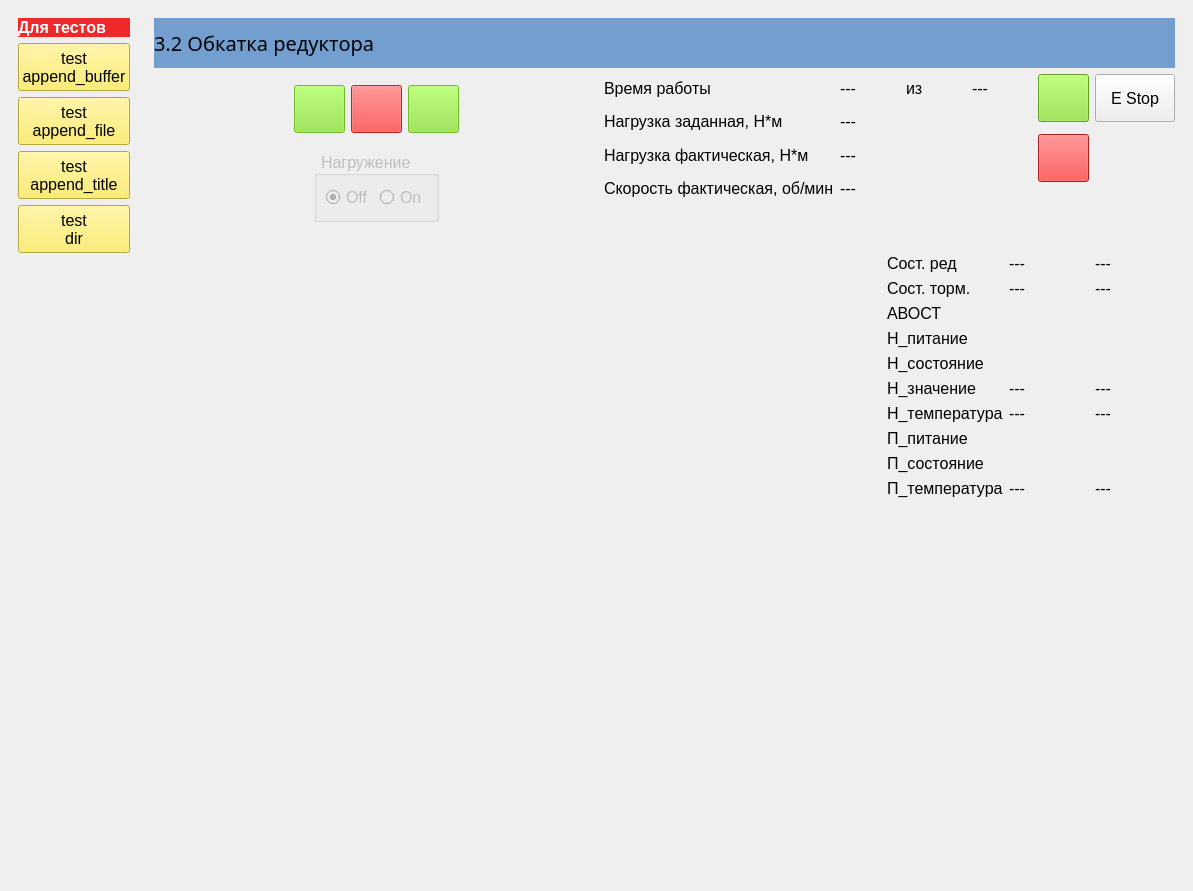
Ornstein89/BallScrewControl_QtVCP, file BallScrewVCP2.ui: the form before one commit.
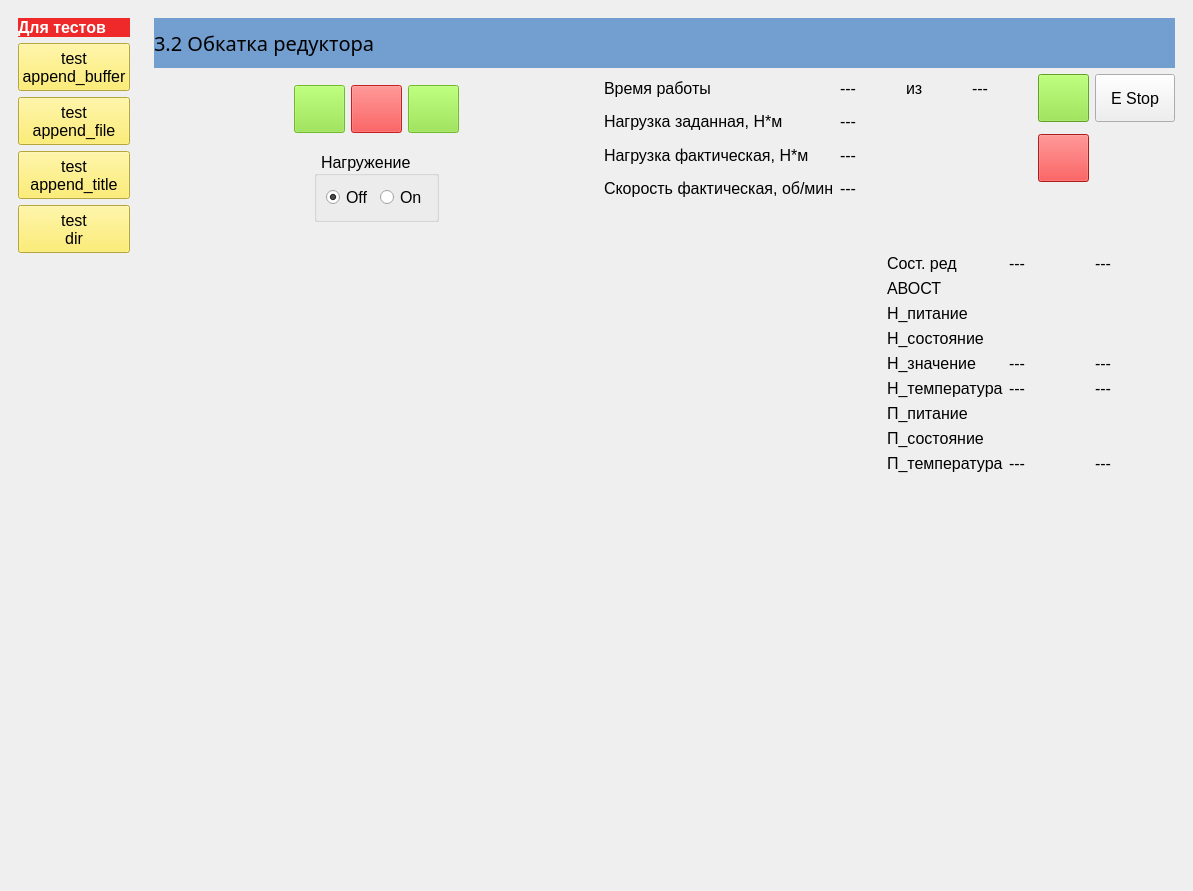
The form after the commit. Icons and pictures are not drawn. Custom widgets are drawn as their Qt base class.

The edit to the form file:
```diff
--- a/BallScrewVCP2.ui
+++ b/BallScrewVCP2.ui
@@ -162,110 +162,15 @@
           <property name="text">
            <string>3.2 Обкатка редуктора</string>
           </property>
+          <property name="margin">
+           <number>5</number>
+          </property>
          </widget>
         </item>
         <item row="5" column="3" rowspan="5">
          <layout class="QGridLayout" name="gridLayout_34">
           <item row="1" column="0" colspan="2">
            <layout class="QGridLayout" name="gridLayout_29">
-            <item row="3" column="1">
-             <widget class="QLabel" name="label_124">
-              <property name="text">
-               <string>АВОСТ</string>
-              </property>
-             </widget>
-            </item>
-            <item row="8" column="1">
-             <widget class="QLabel" name="label_123">
-              <property name="text">
-               <string>П_питание</string>
-              </property>
-             </widget>
-            </item>
-            <item row="4" column="1">
-             <widget class="QLabel" name="label_114">
-              <property name="text">
-               <string>Н_питание</string>
-              </property>
-             </widget>
-            </item>
-            <item row="2" column="0">
-             <widget class="LED" name="ledBraketorque_Error32"/>
-            </item>
-            <item row="2" column="2">
-             <widget class="QLabel" name="lblBraketorque_Error_Value32">
-              <property name="sizePolicy">
-               <sizepolicy hsizetype="Fixed" vsizetype="Preferred">
-                <horstretch>0</horstretch>
-                <verstretch>0</verstretch>
-               </sizepolicy>
-              </property>
-              <property name="minimumSize">
-               <size>
-                <width>80</width>
-                <height>0</height>
-               </size>
-              </property>
-              <property name="baseSize">
-               <size>
-                <width>80</width>
-                <height>0</height>
-               </size>
-              </property>
-              <property name="text">
-               <string>---</string>
-              </property>
-             </widget>
-            </item>
-            <item row="9" column="1">
-             <widget class="QLabel" name="label_122">
-              <property name="text">
-               <string>П_состояние</string>
-              </property>
-             </widget>
-            </item>
-            <item row="5" column="0">
-             <widget class="LED" name="ledLoad_Alarm32"/>
-            </item>
-            <item row="7" column="1">
-             <widget class="QLabel" name="label_118">
-              <property name="text">
-               <string>Н_температура</string>
-              </property>
-             </widget>
-            </item>
-            <item row="6" column="1">
-             <widget class="QLabel" name="label_100">
-              <property name="text">
-               <string>Н_значение</string>
-              </property>
-             </widget>
-            </item>
-            <item row="10" column="3">
-             <widget class="QLabel" name="lblPos_Temperature_Max32">
-              <property name="sizePolicy">
-               <sizepolicy hsizetype="Fixed" vsizetype="Preferred">
-                <horstretch>0</horstretch>
-                <verstretch>0</verstretch>
-               </sizepolicy>
-              </property>
-              <property name="minimumSize">
-               <size>
-                <width>80</width>
-                <height>0</height>
-               </size>
-              </property>
-              <property name="baseSize">
-               <size>
-                <width>80</width>
-                <height>0</height>
-               </size>
-              </property>
-              <property name="text">
-               <string>---</string>
-              </property>
-             </widget>
-            </item>
             <item row="1" column="0">
              <widget class="LED" name="ledGeartorque_Error32">
               <property name="color">
@@ -290,98 +195,115 @@
               </property>
              </widget>
             </item>
-            <item row="3" column="0">
-             <widget class="LED" name="ledEstop_Ext32">
-              <property name="currentstate" stdset="0">
-               <bool>true</bool>
-              </property>
-             </widget>
-            </item>
-            <item row="1" column="1">
-             <widget class="QLabel" name="label_115">
-              <property name="text">
-               <string>Сост. ред</string>
-              </property>
-             </widget>
-            </item>
-            <item row="6" column="3">
-             <widget class="QLabel" name="lblLoad_Error_Value_Max32">
-              <property name="sizePolicy">
-               <sizepolicy hsizetype="Fixed" vsizetype="Preferred">
-                <horstretch>0</horstretch>
-                <verstretch>0</verstretch>
-               </sizepolicy>
-              </property>
-              <property name="minimumSize">
-               <size>
-                <width>80</width>
-                <height>0</height>
-               </size>
-              </property>
-              <property name="baseSize">
-               <size>
-                <width>80</width>
-                <height>0</height>
-               </size>
-              </property>
-              <property name="text">
-               <string>---</string>
-              </property>
-             </widget>
-            </item>
-            <item row="6" column="2">
-             <widget class="QLabel" name="lblLoad_Error_Value32">
-              <property name="sizePolicy">
-               <sizepolicy hsizetype="Fixed" vsizetype="Preferred">
-                <horstretch>0</horstretch>
-                <verstretch>0</verstretch>
-               </sizepolicy>
-              </property>
-              <property name="minimumSize">
-               <size>
-                <width>80</width>
-                <height>0</height>
-               </size>
-              </property>
-              <property name="baseSize">
-               <size>
-                <width>80</width>
-                <height>0</height>
-               </size>
-              </property>
-              <property name="text">
-               <string>---</string>
-              </property>
-             </widget>
-            </item>
             <item row="8" column="0">
-             <widget class="LED" name="ledPos_Is_On_2_32"/>
+             <widget class="LED" name="ledPos_Alarm32"/>
             </item>
-            <item row="10" column="1">
+            <item row="5" column="0">
+             <widget class="LED" name="ledLoad_Error32"/>
+            </item>
+            <item row="9" column="1">
              <widget class="QLabel" name="label_119">
               <property name="text">
                <string>П_температура</string>
               </property>
              </widget>
             </item>
-            <item row="10" column="0">
+            <item row="9" column="0">
              <widget class="LED" name="ledPos_Overheat32"/>
             </item>
-            <item row="4" column="0">
-             <widget class="LED" name="ledLoad_Is_On2_32"/>
+            <item row="1" column="1">
+             <widget class="QLabel" name="label_115">
+              <property name="text">
+               <string>Сост. ред</string>
+              </property>
+             </widget>
             </item>
-            <item row="6" column="0">
-             <widget class="LED" name="ledLoad_Error32"/>
+            <item row="2" column="0">
+             <widget class="LED" name="ledEstop_Ext32">
+              <property name="currentstate" stdset="0">
+               <bool>true</bool>
+              </property>
+             </widget>
+            </item>
+            <item row="9" column="3">
+             <widget class="QLabel" name="lblPos_Temperature_Max32">
+              <property name="sizePolicy">
+               <sizepolicy hsizetype="Fixed" vsizetype="Preferred">
+                <horstretch>0</horstretch>
+                <verstretch>0</verstretch>
+               </sizepolicy>
+              </property>
+              <property name="minimumSize">
+               <size>
+                <width>80</width>
+                <height>0</height>
+               </size>
+              </property>
+              <property name="baseSize">
+               <size>
+                <width>80</width>
+                <height>0</height>
+               </size>
+              </property>
+              <property name="text">
+               <string>---</string>
+              </property>
+             </widget>
+            </item>
+            <item row="7" column="0">
+             <widget class="LED" name="ledPos_Is_On_2_32"/>
+            </item>
+            <item row="8" column="1">
+             <widget class="QLabel" name="label_122">
+              <property name="text">
+               <string>П_состояние</string>
+              </property>
+             </widget>
+            </item>
+            <item row="6" column="2">
+             <widget class="QLabel" name="lblLoad_Temperature32">
+              <property name="sizePolicy">
+               <sizepolicy hsizetype="Fixed" vsizetype="Preferred">
+                <horstretch>0</horstretch>
+                <verstretch>0</verstretch>
+               </sizepolicy>
+              </property>
+              <property name="minimumSize">
+               <size>
+                <width>80</width>
+                <height>0</height>
+               </size>
+              </property>
+              <property name="baseSize">
+               <size>
+                <width>80</width>
+                <height>0</height>
+               </size>
+              </property>
+              <property name="text">
+               <string>---</string>
+              </property>
+             </widget>
             </item>
             <item row="5" column="1">
-             <widget class="QLabel" name="label_120">
+             <widget class="QLabel" name="label_100">
               <property name="text">
-               <string>Н_состояние</string>
+               <string>Н_значение</string>
               </property>
              </widget>
             </item>
-            <item row="1" column="2">
-             <widget class="QLabel" name="lblGeartorque_Error_Value32">
+            <item row="3" column="1">
+             <widget class="QLabel" name="label_114">
+              <property name="text">
+               <string>Н_питание</string>
+              </property>
+             </widget>
+            </item>
+            <item row="3" column="0">
+             <widget class="LED" name="ledLoad_Is_On2_32"/>
+            </item>
+            <item row="5" column="2">
+             <widget class="QLabel" name="lblLoad_Error_Value32">
               <property name="sizePolicy">
                <sizepolicy hsizetype="Fixed" vsizetype="Preferred">
                 <horstretch>0</horstretch>
@@ -405,30 +327,32 @@
               </property>
              </widget>
             </item>
-            <item row="10" column="2">
-             <widget class="QLabel" name="lblPos_Temperature32">
-              <property name="sizePolicy">
-               <sizepolicy hsizetype="Fixed" vsizetype="Preferred">
-                <horstretch>0</horstretch>
-                <verstretch>0</verstretch>
-               </sizepolicy>
+            <item row="2" column="1">
+             <widget class="QLabel" name="label_124">
+              <property name="text">
+               <string>АВОСТ</string>
               </property>
-              <property name="minimumSize">
-               <size>
-                <width>80</width>
-                <height>0</height>
-               </size>
+             </widget>
+            </item>
+            <item row="7" column="1">
+             <widget class="QLabel" name="label_123">
+              <property name="text">
+               <string>П_питание</string>
               </property>
-              <property name="baseSize">
+             </widget>
+            </item>
+            <item row="10" column="0" colspan="4">
+             <spacer name="verticalSpacer_9">
+              <property name="orientation">
+               <enum>Qt::Vertical</enum>
+              </property>
+              <property name="sizeHint" stdset="0">
                <size>
-                <width>80</width>
-                <height>0</height>
+                <width>20</width>
+                <height>40</height>
                </size>
               </property>
-              <property name="text">
-               <string>---</string>
-              </property>
-             </widget>
+             </spacer>
             </item>
             <item row="1" column="3">
              <widget class="QLabel" name="lblGeartorque_Error_Value_Max32">
@@ -455,8 +379,8 @@
               </property>
              </widget>
             </item>
-            <item row="7" column="2">
-             <widget class="QLabel" name="lblLoad_Temperature32">
+            <item row="5" column="3">
+             <widget class="QLabel" name="lblLoad_Error_Value_Max32">
               <property name="sizePolicy">
                <sizepolicy hsizetype="Fixed" vsizetype="Preferred">
                 <horstretch>0</horstretch>
@@ -480,8 +404,8 @@
               </property>
              </widget>
             </item>
-            <item row="7" column="3">
-             <widget class="QLabel" name="lblLoad_Temperature_Max32">
+            <item row="9" column="2">
+             <widget class="QLabel" name="lblPos_Temperature32">
               <property name="sizePolicy">
                <sizepolicy hsizetype="Fixed" vsizetype="Preferred">
                 <horstretch>0</horstretch>
@@ -505,21 +429,46 @@
               </property>
              </widget>
             </item>
-            <item row="7" column="0">
+            <item row="1" column="2">
+             <widget class="QLabel" name="lblGeartorque_Error_Value32">
+              <property name="sizePolicy">
+               <sizepolicy hsizetype="Fixed" vsizetype="Preferred">
+                <horstretch>0</horstretch>
+                <verstretch>0</verstretch>
+               </sizepolicy>
+              </property>
+              <property name="minimumSize">
+               <size>
+                <width>80</width>
+                <height>0</height>
+               </size>
+              </property>
+              <property name="baseSize">
+               <size>
+                <width>80</width>
+                <height>0</height>
+               </size>
+              </property>
+              <property name="text">
+               <string>---</string>
+              </property>
+             </widget>
+            </item>
+            <item row="6" column="0">
              <widget class="LED" name="ledLoad_Overheat32"/>
             </item>
-            <item row="9" column="0">
-             <widget class="LED" name="ledPos_Alarm32"/>
+            <item row="4" column="0">
+             <widget class="LED" name="ledLoad_Alarm32"/>
             </item>
-            <item row="2" column="1">
-             <widget class="QLabel" name="label_117">
+            <item row="6" column="1">
+             <widget class="QLabel" name="label_118">
               <property name="text">
-               <string>Сост. торм.</string>
+               <string>Н_температура</string>
               </property>
              </widget>
             </item>
-            <item row="2" column="3">
-             <widget class="QLabel" name="lblBraketorque_Error_Value_Max32">
+            <item row="6" column="3">
+             <widget class="QLabel" name="lblLoad_Temperature_Max32">
               <property name="sizePolicy">
                <sizepolicy hsizetype="Fixed" vsizetype="Preferred">
                 <horstretch>0</horstretch>
@@ -543,18 +492,12 @@
               </property>
              </widget>
             </item>
-            <item row="11" column="0" colspan="4">
-             <spacer name="verticalSpacer_9">
-              <property name="orientation">
-               <enum>Qt::Vertical</enum>
+            <item row="4" column="1">
+             <widget class="QLabel" name="label_120">
+              <property name="text">
+               <string>Н_состояние</string>
               </property>
-              <property name="sizeHint" stdset="0">
-               <size>
-                <width>20</width>
-                <height>40</height>
-               </size>
-              </property>
-             </spacer>
+             </widget>
             </item>
             <item row="0" column="0" colspan="4">
              <widget class="LED" name="ledEnable32">
@@ -757,21 +700,21 @@
             <item row="0" column="1">
              <widget class="QGroupBox" name="gbLoad">
               <property name="enabled">
-               <bool>false</bool>
+               <bool>true</bool>
               </property>
               <property name="title">
                <string> Нагружение</string>
               </property>
               <layout class="QGridLayout" name="gridLayout_2">
                <item row="0" column="2">
-                <widget class="RadioButton" name="Load_Active_On32">
+                <widget class="RadioButton" name="rbLoad_Active_On32">
                  <property name="text">
                   <string>On</string>
                  </property>
                 </widget>
                </item>
                <item row="0" column="1">
-                <widget class="RadioButton" name="Load_Active_Off32">
+                <widget class="RadioButton" name="rbLoad_Active_Off32">
                  <property name="text">
                   <string>Off</string>
                  </property>
@@ -959,17 +902,6 @@
           </item>
           <item row="0" column="2" rowspan="2">
            <layout class="QGridLayout" name="gridLayout_36">
-            <item row="1" column="0">
-             <widget class="LED" name="ledLoad_Is_On32">
-              <property name="color">
-               <color>
-                <red>252</red>
-                <green>233</green>
-                <blue>79</blue>
-               </color>
-              </property>
-             </widget>
-            </item>
             <item row="0" column="3">
              <widget class="ActionButton" name="actionbutton">
               <property name="text">
@@ -1006,23 +938,6 @@
               </property>
              </widget>
             </item>
-            <item row="0" column="0" colspan="3">
-             <widget class="PushButton" name="btnDevice_On32">
-              <property name="styleSheet">
-               <string notr="true">background-color: rgb(138, 226, 52);</string>
-              </property>
-              <property name="icon">
-               <iconset>
-                <normaloff>resources/vertical_line.png</normaloff>resources/vertical_line.png</iconset>
-              </property>
-              <property name="iconSize">
-               <size>
-                <width>40</width>
-                <height>40</height>
-               </size>
-              </property>
-             </widget>
-            </item>
             <item row="1" column="1" colspan="2">
              <widget class="LED" name="ledPos_Is_On32">
               <property name="color">
@@ -1034,6 +949,17 @@
               </property>
              </widget>
             </item>
+            <item row="1" column="0">
+             <widget class="LED" name="ledLoad_Is_On32">
+              <property name="color">
+               <color>
+                <red>252</red>
+                <green>233</green>
+                <blue>79</blue>
+               </color>
+              </property>
+             </widget>
+            </item>
             <item row="3" column="0" colspan="4">
              <spacer name="verticalSpacer_2">
               <property name="orientation">
@@ -1047,6 +973,23 @@
               </property>
              </spacer>
             </item>
+            <item row="0" column="0" colspan="3">
+             <widget class="PushButton" name="btnDevice_On32">
+              <property name="styleSheet">
+               <string notr="true">background-color: rgb(138, 226, 52);</string>
+              </property>
+              <property name="icon">
+               <iconset>
+                <normaloff>resources/vertical_line.png</normaloff>resources/vertical_line.png</iconset>
+              </property>
+              <property name="iconSize">
+               <size>
+                <width>40</width>
+                <height>40</height>
+               </size>
+              </property>
+             </widget>
+            </item>
            </layout>
           </item>
          </layout>
```
